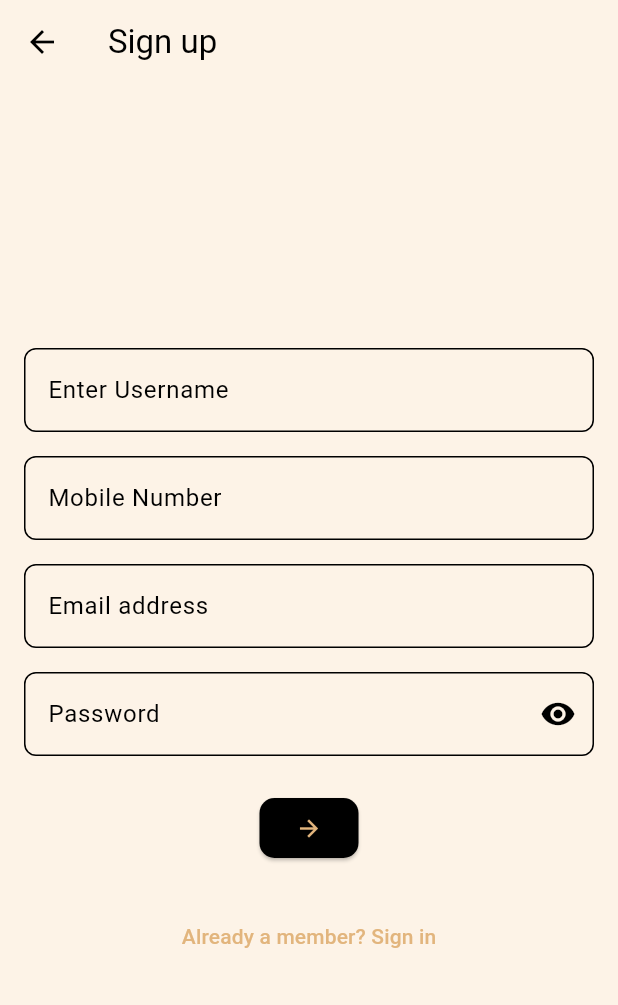
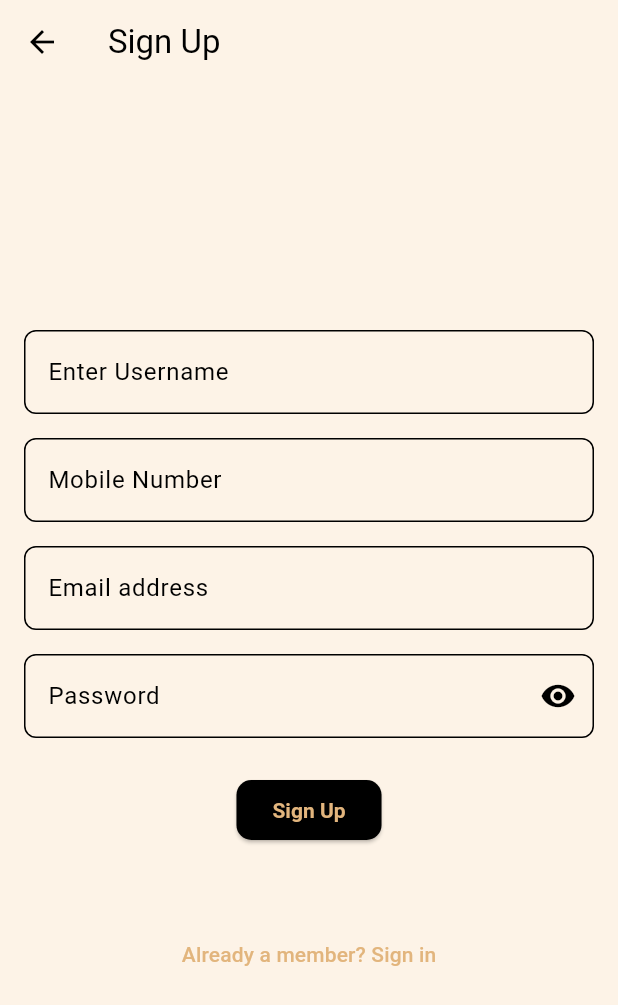
Before and after one commit to seena-kab/CupCompanion, a Flutter app: the SignUpScreen screen opened by its route, on a phone screen of 412 x 824 dp. Shown: the top 1005 px of the screen. Run offline on Flutter 3.47's test engine with Material 3 defaults, Android fonts, the phone set to English and light mode, and no system bars; our stand-ins replace firebase_auth, firebase_core, firebase_database; accounts and stored records are empty.

Commit message:
auth file and changes to sign up screen code

```diff
--- a/cup_companion/lib/screens/signup_screen.dart
+++ b/cup_companion/lib/screens/signup_screen.dart
@@ -1,13 +1,28 @@
 import 'package:flutter/material.dart';
+import 'package:cup_companion/services/auth_services.dart';  // Correct path  // Import your AuthService class
 
-class SignUpScreen extends StatelessWidget {
+class SignUpScreen extends StatefulWidget {
   const SignUpScreen({Key? key}) : super(key: key);
+
+  @override
+  _SignUpScreenState createState() => _SignUpScreenState();
+}
+
+class _SignUpScreenState extends State<SignUpScreen> {
+  final AuthService _authService = AuthService(); // Instance of your AuthService class
+  final TextEditingController _emailController = TextEditingController();
+  final TextEditingController _passwordController = TextEditingController();
+  final TextEditingController _usernameController = TextEditingController();
+  final TextEditingController _mobileNumberController = TextEditingController();
+
+  bool _isLoading = false;
+  String? _errorMessage;
 
   @override
   Widget build(BuildContext context) {
     return Scaffold(
       appBar: AppBar(
-        title: const Text('Sign up'),
+        title: const Text('Sign Up'),
         leading: IconButton(
           icon: const Icon(Icons.arrow_back),
           onPressed: () {
@@ -20,43 +35,53 @@ class SignUpScreen extends StatelessWidget {
         child: Column(
           mainAxisAlignment: MainAxisAlignment.center,
           children: [
-            const TextField(
-              decoration: InputDecoration(
+            TextField(
+              controller: _usernameController,
+              decoration: const InputDecoration(
                 labelText: 'Enter Username',
                 border: OutlineInputBorder(),
               ),
             ),
             const SizedBox(height: 16.0),
-            const TextField(
-              decoration: InputDecoration(
+            TextField(
+              controller: _mobileNumberController,
+              decoration: const InputDecoration(
                 labelText: 'Mobile Number',
                 border: OutlineInputBorder(),
               ),
             ),
             const SizedBox(height: 16.0),
-            const TextField(
-              decoration: InputDecoration(
+            TextField(
+              controller: _emailController,
+              decoration: const InputDecoration(
                 labelText: 'Email address',
                 border: OutlineInputBorder(),
               ),
             ),
             const SizedBox(height: 16.0),
-            const TextField(
-              decoration: InputDecoration(
+            TextField(
+              controller: _passwordController,
+              decoration: const InputDecoration(
                 labelText: 'Password',
                 border: OutlineInputBorder(),
                 suffixIcon: Icon(Icons.visibility),
               ),
               obscureText: true,
             ),
-        const SizedBox(height: 24.0,),
-        ElevatedButton(
-          onPressed: () {
-            //Handle Sign Up Logic
-          },
-          child: const Icon(Icons.arrow_forward),
+            const SizedBox(height: 24.0),
+            _isLoading
+                ? const CircularProgressIndicator() // Show a loader while waiting
+                : ElevatedButton(
+                    onPressed: _signUp, // Trigger sign up logic
+                    child: const Text('Sign Up'),
                   ),
-      const SizedBox(height:24.0),
+            const SizedBox(height: 24.0),
+            if (_errorMessage != null) // Display error message if present
+              Text(
+                _errorMessage!,
+                style: const TextStyle(color: Colors.red),
+              ),
+            const SizedBox(height: 24.0),
             TextButton(
               onPressed: () {
                 Navigator.pushNamed(context, '/signin');
@@ -68,4 +93,40 @@ class SignUpScreen extends StatelessWidget {
       ),
     );
   }
+
+  Future<void> _signUp() async {
+    setState(() {
+      _isLoading = true;
+      _errorMessage = null;
+    });
+
+    try {
+      // Call the AuthService to create a user with email and password
+      await _authService.createUser(
+        _emailController.text.trim(),
+        _passwordController.text.trim(),
+      );
+
+      // Navigate to a different screen (e.g., home page) after successful sign-up
+      Navigator.pushReplacementNamed(context, '/home');
+    } catch (e) {
+      // Catch and display any errors during the sign-up process
+      setState(() {
+        _errorMessage = e.toString(); // Show error message
+      });
+    } finally {
+      setState(() {
+        _isLoading = false;
+      });
     }
+  }
+
+  @override
+  void dispose() {
+    _emailController.dispose();
+    _passwordController.dispose();
+    _usernameController.dispose();
+    _mobileNumberController.dispose();
+    super.dispose();
+  }
+}
--- a/cup_companion/pubspec.yaml
+++ b/cup_companion/pubspec.yaml
@@ -36,7 +36,7 @@ dependencies:
   # Use with the CupertinoIcons class for iOS style icons.
   cupertino_icons: ^1.0.2
   firebase_core: ^2.30.1
-  firebase_auth: ^4.19.4
+  firebase_auth: ^4.20.0
   firebase_database: ^10.5.4
   path_provider: ^2.1.4
 
```
Also changed, not shown: cup_companion/lib/services/auth_services.dart (added, +124 -0 lines), cup_companion/pubspec.lock, 1 other file. Lines whose indentation alone changed are shown as unchanged.
